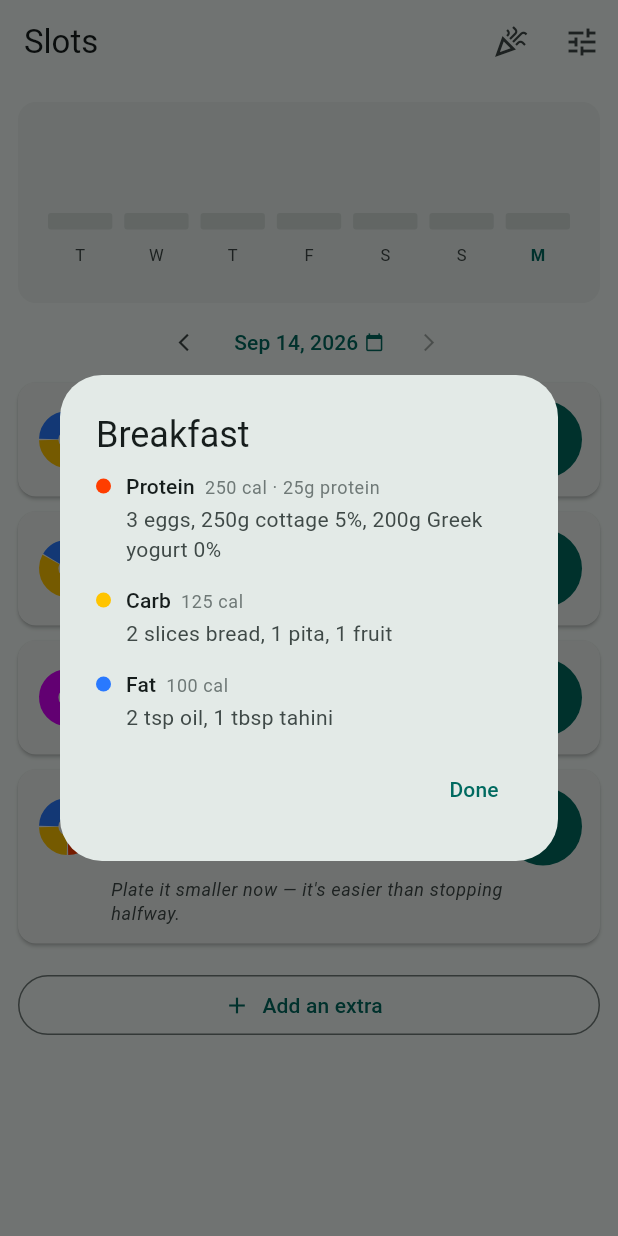
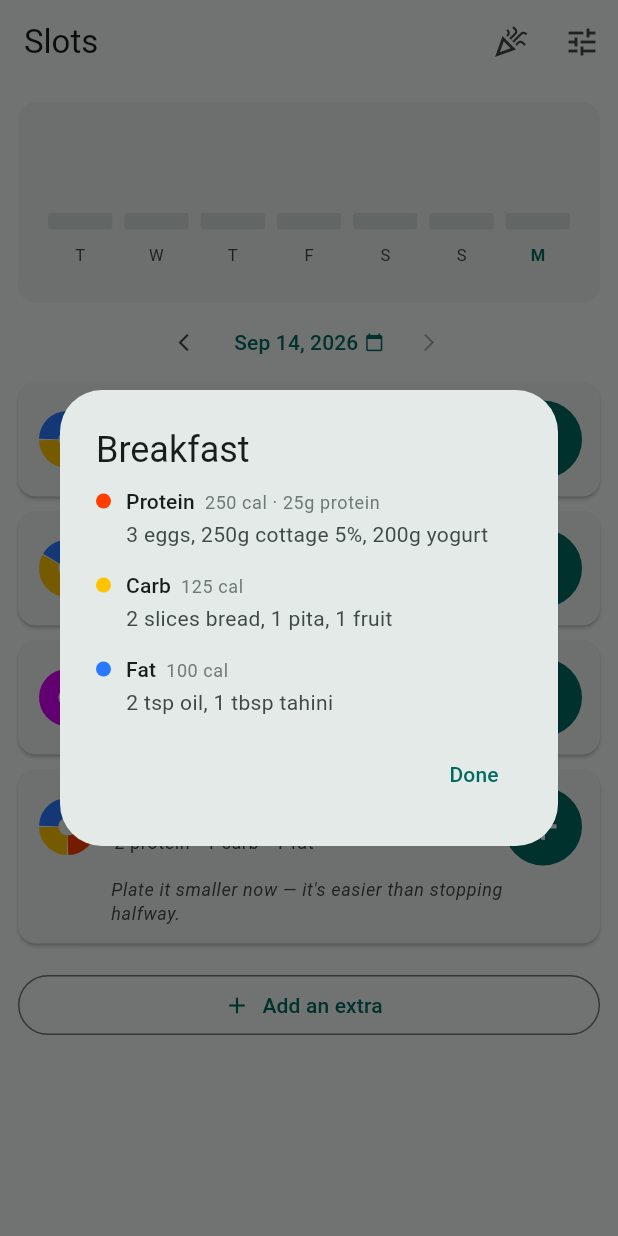
Before and after one commit to ofekudi/food_track, a Flutter app: the screen it shows after launch, after a tap on "Breakfast", on a phone screen of 412 x 824 dp. Run offline on Flutter 3.47's test engine with Material 3 defaults, Android fonts, the phone set to English and light mode, and no system bars; our stand-ins replace shared_preferences, sqflite; accounts and stored records are empty.

Commit message:
Rice by the serving spoon, and plain yogurt
Co-Authored-By: Claude Opus 5 (1M context) <noreply@anthropic.com>

```diff
--- a/lib/constants/portion_guide.dart
+++ b/lib/constants/portion_guide.dart
@@ -95,7 +95,7 @@ class PortionGuide {
           return const [
             PortionExample(1.5, '', 'eggs'),
             PortionExample(125, 'g', 'cottage 5%'),
-            PortionExample(100, 'g', 'Greek yogurt 0%'),
+            PortionExample(100, 'g', 'yogurt'),
           ];
         case PlateKind.carb:
           return const [
@@ -108,10 +108,9 @@ class PortionGuide {
       }
     }
     if (slot == MealSlot.lunch && kind == PlateKind.carb) {
-      // Lunch is two carb portions, which is where the plan's own measures
-      // land: 8 flat spoons of rice, or the same as 2 serving spoons.
+      // Lunch is two carb portions, which is the plan's own measure: 2
+      // serving spoons of rice.
       return const [
-        PortionExample(4, '', 'flat spoons of rice'),
         PortionExample(1, '', 'serving spoon of rice',
             plural: 'serving spoons of rice'),
         PortionExample(75, 'g', 'pasta or ptitim'),
@@ -121,7 +120,7 @@ class PortionGuide {
     if (slot == MealSlot.snack && kind == PlateKind.protein) {
       return const [
         PortionExample(1, '', 'protein snack', plural: 'protein snacks'),
-        PortionExample(200, 'g', 'Greek yogurt 0%'),
+        PortionExample(200, 'g', 'yogurt'),
       ];
     }
     if (slot == MealSlot.dinner && kind == PlateKind.protein) {
```
Also changed, not shown: 1 other file.
